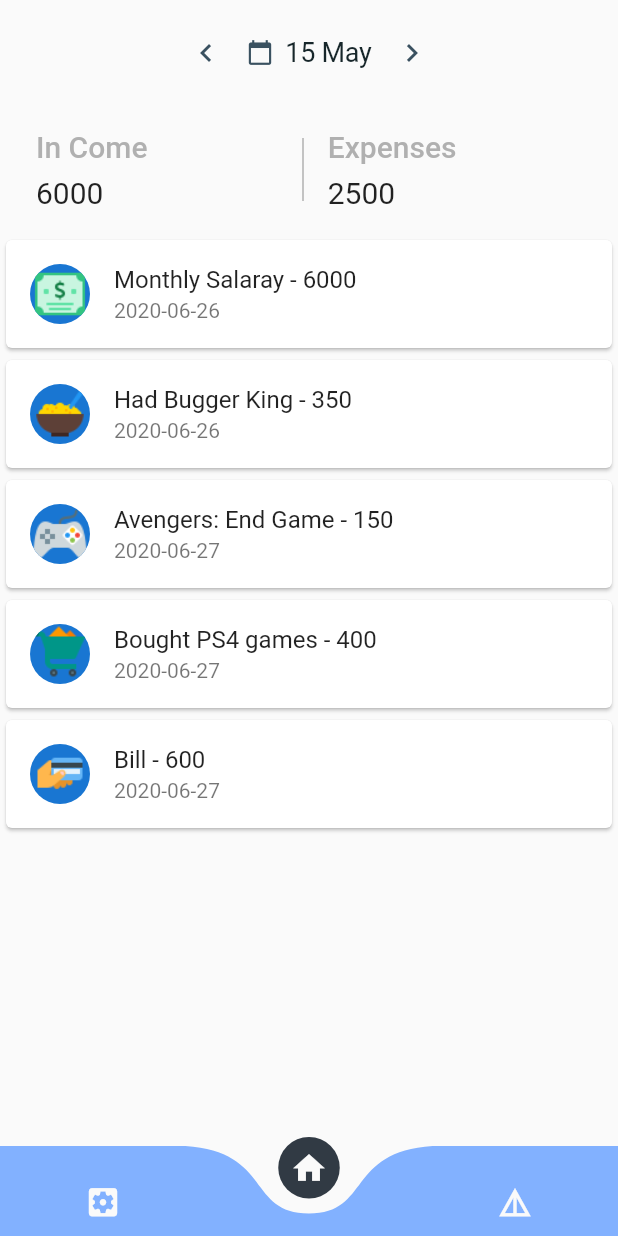
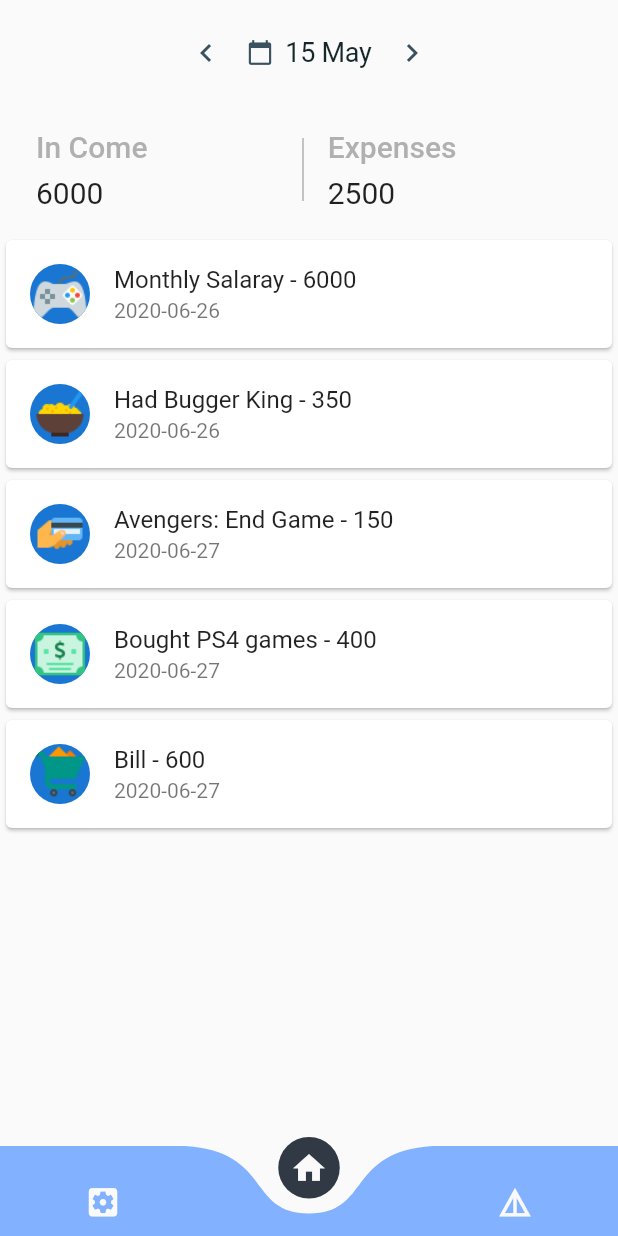
Before and after one commit to themadeye/madhouse_budgeter, a Flutter app: the screen it shows after launch, on a phone screen of 412 x 824 dp. Run offline on Flutter 3.47's test engine with Material 2 defaults, Android fonts, the phone set to English and light mode, and no system bars; drawn by our look-alikes of curved_navigation_bar; our stand-ins replace sqflite; accounts and stored records are empty.

```diff
--- a/lib/model/transaction.dart
+++ b/lib/model/transaction.dart
@@ -1,4 +1,4 @@
-class Transaction {
+class Transactions {
   String type;
   String category;
   String detail;
@@ -6,12 +6,30 @@ class Transaction {
   String date;
   String icon;
 
-  Transaction({
+  Transactions(
     this.type ,
     this.category ,
     this.detail ,
     this.amount ,
     this.date ,
-    this.icon ,
-  });
+  );
+
+  Transactions.forDemo(
+    this.type ,
+    this.category ,
+    this.detail ,
+    this.amount ,
+    this.date ,
+    this.icon
+  );
+
+  factory Transactions.fromMap(Map<String, dynamic> data) {
+    return Transactions(
+      data['type'],
+      data['category'],
+      data['detail'],
+      data['amount'],
+      data['date'],
+    );
+  }
 }
--- a/lib/screens/Home/home_screen.dart
+++ b/lib/screens/Home/home_screen.dart
@@ -12,12 +12,12 @@ class HomeScreen extends StatefulWidget{
 
 class _HomeScreenState extends State<HomeScreen>{
 
-  List<Transaction> transactions = [
-    Transaction(type: 'Income', category: 'Salary', detail: 'Monthly Salaray', amount: '6000', date: '2020-06-26', icon:'salary.png'),
-    Transaction(type: 'Expenses', category: 'Food', detail: 'Had Bugger King',amount: '350', date: '2020-06-26', icon:'food.png'),
-    Transaction(type: 'Expenses', category: 'Entertainment', detail: 'Avengers: End Game', amount: '150', date: '2020-06-27', icon:'entertainment.png'),
-    Transaction(type: 'Expenses', category: 'Shopping', detail: 'Bought PS4 games', amount: '400', date: '2020-06-27', icon:'shopping.png'),
-    Transaction(type: 'Expenses', category: 'Life Spend', detail: 'Bill', amount: '600', date: '2020-06-27', icon:'payment.png'),
+  List<Transactions> transactions = [
+    Transactions.forDemo('Income', 'Salary', 'Monthly Salaray', '6000', '2020-06-26', 'entertainment.png'),
+    Transactions.forDemo('Expenses', 'Food', 'Had Bugger King','350', '2020-06-26', 'food.png'),
+    Transactions.forDemo('Expenses', 'Entertainment', 'Avengers: End Game', '150', '2020-06-27', 'payment.png'),
+    Transactions.forDemo('Expenses', 'Shopping', 'Bought PS4 games', '400', '2020-06-27', 'salary.png'),
+    Transactions.forDemo('Expenses', 'Life Spend', 'Bill', '600', '2020-06-27', 'shopping.png'),
   ];
 
   @override
```
Also changed, not shown: lib/services/database.dart (+33 -10 lines).
